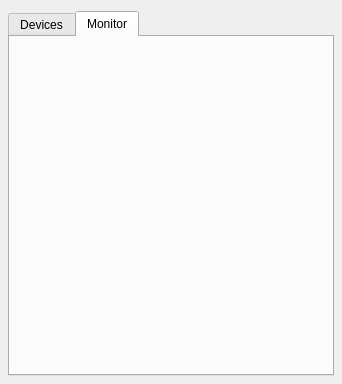
Before: the Qt Designer form mpfmonitor/core/ui/inspector.ui in missionpinball/mpf-monitor, drawn with Qt 5.
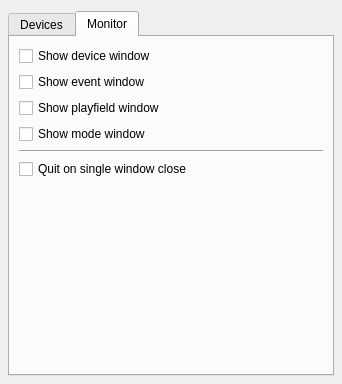
After: the same form once the commit is applied. The open tabs and pages were chosen to show the change.

Commit message:
Re-add checkboxes to "Monitor" inspector tab
- Functionality restored
- Attempt to fix default window sizing
- A few small PIP8 fixes

```diff
--- a/mpfmonitor/core/ui/inspector.ui
+++ b/mpfmonitor/core/ui/inspector.ui
@@ -289,6 +289,67 @@
       <attribute name="title">
        <string>Monitor</string>
       </attribute>
+      <layout class="QVBoxLayout" name="verticalLayout_3">
+       <item>
+        <layout class="QVBoxLayout" name="verticalLayout_2">
+         <item>
+          <widget class="QCheckBox" name="toggle_device_win_button">
+           <property name="text">
+            <string>Show device window</string>
+           </property>
+          </widget>
+         </item>
+         <item>
+          <widget class="QCheckBox" name="toggle_event_win_button">
+           <property name="text">
+            <string>Show event window</string>
+           </property>
+          </widget>
+         </item>
+         <item>
+          <widget class="QCheckBox" name="toggle_pf_win_button">
+           <property name="text">
+            <string>Show playfield window</string>
+           </property>
+          </widget>
+         </item>
+         <item>
+          <widget class="QCheckBox" name="toggle_mode_win_button">
+           <property name="text">
+            <string>Show mode window</string>
+           </property>
+          </widget>
+         </item>
+         <item>
+          <widget class="Line" name="line">
+           <property name="orientation">
+            <enum>Qt::Horizontal</enum>
+           </property>
+          </widget>
+         </item>
+         <item>
+          <widget class="QCheckBox" name="exit_on_close_button">
+           <property name="text">
+            <string>Quit on single window close</string>
+           </property>
+          </widget>
+         </item>
+         <item>
+          <spacer name="verticalSpacer">
+           <property name="orientation">
+            <enum>Qt::Vertical</enum>
+           </property>
+           <property name="sizeHint" stdset="0">
+            <size>
+             <width>20</width>
+             <height>40</height>
+            </size>
+           </property>
+          </spacer>
+         </item>
+        </layout>
+       </item>
+      </layout>
      </widget>
     </widget>
    </item>
```
The commit also changes 4 other files.
